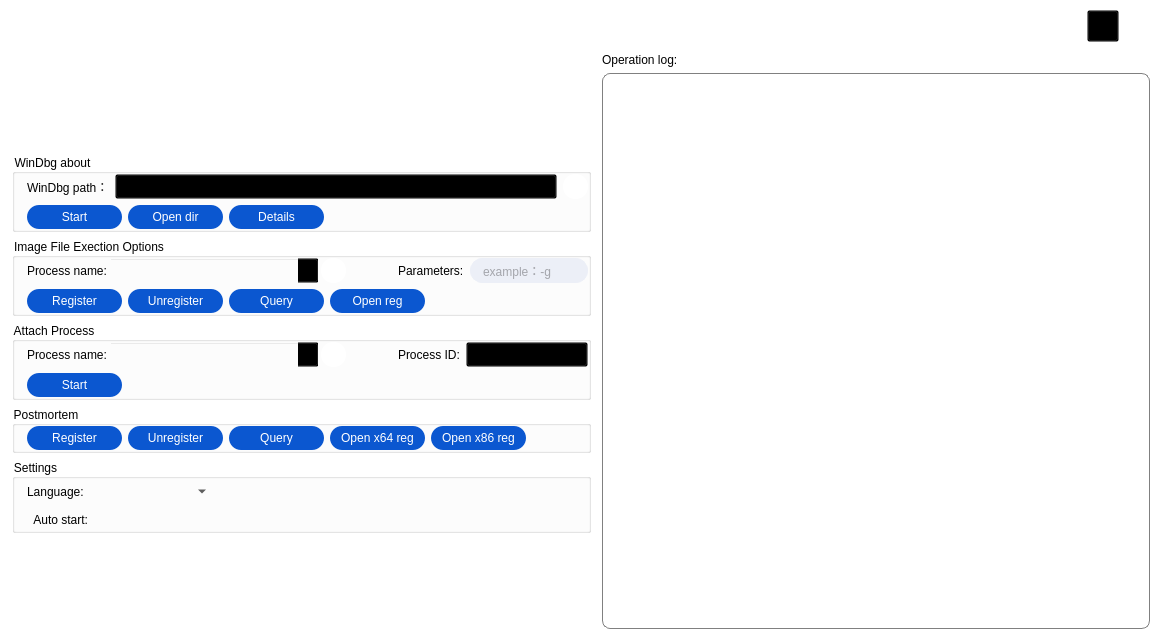
The window that WindbgIFEO/WindbgIFEO.ui (MingYueRuYa/worktools) describes before a commit, drawn with Qt 5.
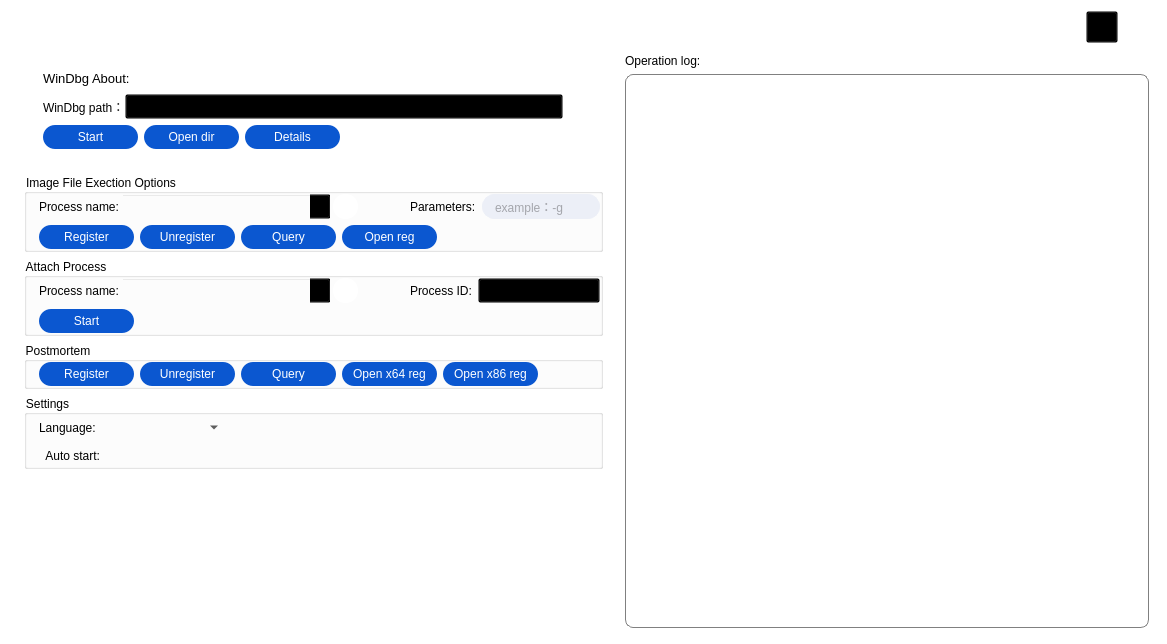
The same window after the commit. Icons and pictures are not drawn. Custom widgets are drawn as their Qt base class.

What changed in the file:
```diff
--- a/WindbgIFEO/WindbgIFEO.ui
+++ b/WindbgIFEO/WindbgIFEO.ui
@@ -28,19 +28,7 @@
   <property name="styleSheet">
    <string notr="true">background-color: transparent;</string>
   </property>
-  <layout class="QHBoxLayout" name="horizontalLayout_15">
-   <property name="leftMargin">
-    <number>10</number>
-   </property>
-   <property name="topMargin">
-    <number>10</number>
-   </property>
-   <property name="rightMargin">
-    <number>10</number>
-   </property>
-   <property name="bottomMargin">
-    <number>10</number>
-   </property>
+  <layout class="QVBoxLayout" name="verticalLayout_9">
    <item>
     <widget class="QWidget" name="centralWidget" native="true">
      <property name="styleSheet">
@@ -230,60 +218,73 @@
              <height>0</height>
             </size>
            </property>
-           <layout class="QVBoxLayout" name="verticalLayout_2">
-            <property name="leftMargin">
-             <number>0</number>
-            </property>
+           <layout class="QVBoxLayout" name="verticalLayout_4">
             <property name="topMargin">
              <number>0</number>
             </property>
-            <property name="rightMargin">
-             <number>0</number>
-            </property>
             <property name="bottomMargin">
              <number>0</number>
             </property>
             <item>
-             <widget class="QWidget" name="widget_2" native="true">
-              <property name="minimumSize">
-               <size>
-                <width>0</width>
-                <height>100</height>
-               </size>
+             <widget class="RoundShadowWidget" name="widget_2" native="true">
+              <property name="layoutDirection">
+               <enum>Qt::LeftToRight</enum>
               </property>
               <property name="styleSheet">
                <string notr="true"/>
               </property>
-             </widget>
-            </item>
-            <item>
-             <widget class="QGroupBox" name="groupBoxWinDbgAbout">
-              <property name="minimumSize">
-               <size>
-                <width>0</width>
-                <height>0</height>
-               </size>
-              </property>
-              <property name="title">
-               <string>WinDbg about</string>
-              </property>
-              <layout class="QVBoxLayout" name="verticalLayout_4">
+              <layout class="QVBoxLayout" name="verticalLayout_2">
                <property name="leftMargin">
-                <number>12</number>
+                <number>19</number>
                </property>
                <property name="topMargin">
-                <number>0</number>
+                <number>19</number>
                </property>
                <property name="rightMargin">
-                <number>0</number>
+                <number>15</number>
                </property>
                <property name="bottomMargin">
-                <number>0</number>
+                <number>19</number>
                </property>
+               <item>
+                <layout class="QHBoxLayout" name="horizontalLayout_18">
+                 <item>
+                  <widget class="QLabel" name="label_9">
+                   <property name="styleSheet">
+                    <string notr="true">font-family: &quot;Microsoft YaHei&quot;;
+font-size: 13px;</string>
+                   </property>
+                   <property name="text">
+                    <string>WinDbg About:</string>
+                   </property>
+                  </widget>
+                 </item>
+                 <item>
+                  <spacer name="horizontalSpacer_9">
+                   <property name="orientation">
+                    <enum>Qt::Horizontal</enum>
+                   </property>
+                   <property name="sizeHint" stdset="0">
+                    <size>
+                     <width>40</width>
+                     <height>20</height>
+                    </size>
+                   </property>
+                  </spacer>
+                 </item>
+                </layout>
+               </item>
                <item>
                 <layout class="QHBoxLayout" name="horizontalLayout_4">
+                 <property name="spacing">
+                  <number>0</number>
+                 </property>
                  <item>
                   <widget class="QLabel" name="label_3">
+                   <property name="styleSheet">
+                    <string notr="true">font-family: &quot;Microsoft YaHei&quot;;
+font-size: 12px;</string>
+                   </property>
                    <property name="text">
                     <string>WinDbg path：</string>
                    </property>
@@ -299,7 +300,7 @@
                    </property>
                    <property name="minimumSize">
                     <size>
-                     <width>0</width>
+                     <width>300</width>
                      <height>25</height>
                     </size>
                    </property>
@@ -518,6 +519,10 @@
                    </property>
                    <item>
                     <widget class="QLabel" name="label_2">
+                     <property name="styleSheet">
+                      <string notr="true">font-family: &quot;Microsoft YaHei&quot;;
+font-size: 12px;</string>
+                     </property>
                      <property name="text">
                       <string>Process name:</string>
                      </property>
@@ -623,6 +628,9 @@
 				  font-size:12px;
 				  padding:0 0 0 8px;
 				  border-radius:12px;
+
+font-family: &quot;Microsoft YaHei&quot;;
+
 				  }</string>
                      </property>
                      <property name="text">
@@ -957,6 +965,10 @@
                   <layout class="QHBoxLayout" name="horizontalLayout_11">
                    <item>
                     <widget class="QLabel" name="label_8">
+                     <property name="styleSheet">
+                      <string notr="true">font-family: &quot;Microsoft YaHei&quot;;
+font-size: 12px;</string>
+                     </property>
                      <property name="text">
                       <string>Process ID:</string>
                      </property>
@@ -1282,7 +1294,8 @@
                   <item>
                    <widget class="QLabel" name="label_6">
                     <property name="styleSheet">
-                     <string notr="true">border:0px;</string>
+                     <string notr="true">font-family: &quot;Microsoft YaHei&quot;;
+font-size: 12px;</string>
                     </property>
                     <property name="text">
                      <string>Language:</string>
@@ -1323,7 +1336,10 @@
                     <enum>Qt::RightToLeft</enum>
                    </property>
                    <property name="styleSheet">
-                    <string notr="true">
+                    <string notr="true">QCheckBox{
+font-family: &quot;Microsoft YaHei&quot;;
+font-size: 12px;
+}
 
 QCheckBox::indicator:unchecked {
 border:0px;
@@ -1400,6 +1416,10 @@
              <layout class="QVBoxLayout" name="verticalLayout_5">
               <item>
                <widget class="QLabel" name="label_4">
+                <property name="styleSheet">
+                 <string notr="true">font-family: &quot;Microsoft YaHei&quot;;
+font-size: 12px;</string>
+                </property>
                 <property name="text">
                  <string>Operation log:</string>
                 </property>
@@ -1437,7 +1457,13 @@
   <customwidget>
    <class>ComboBox</class>
    <extends>QComboBox</extends>
-   <header location="global">combobox.h</header>
+   <header>combobox.h</header>
+  </customwidget>
+  <customwidget>
+   <class>RoundShadowWidget</class>
+   <extends>QWidget</extends>
+   <header>round_shadow_widget.h</header>
+   <container>1</container>
   </customwidget>
  </customwidgets>
  <resources>
```
